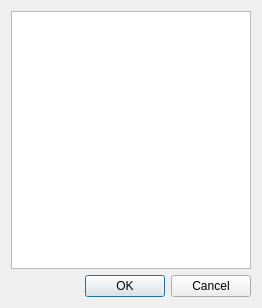
Qt form Interface/InterfaceFAMA/param.ui (cristianommsilva/machine-learning-ip-ime) before a commit.
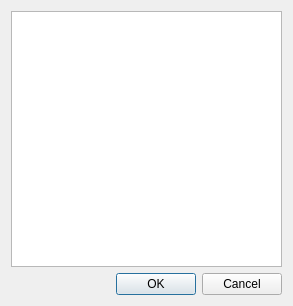
The same form after that commit.

What changed in the file:
```diff
--- a/Interface/InterfaceFAMA/param.ui
+++ b/Interface/InterfaceFAMA/param.ui
@@ -6,8 +6,8 @@
    <rect>
     <x>0</x>
     <y>0</y>
-    <width>262</width>
-    <height>308</height>
+    <width>293</width>
+    <height>306</height>
    </rect>
   </property>
   <property name="windowTitle">
```
